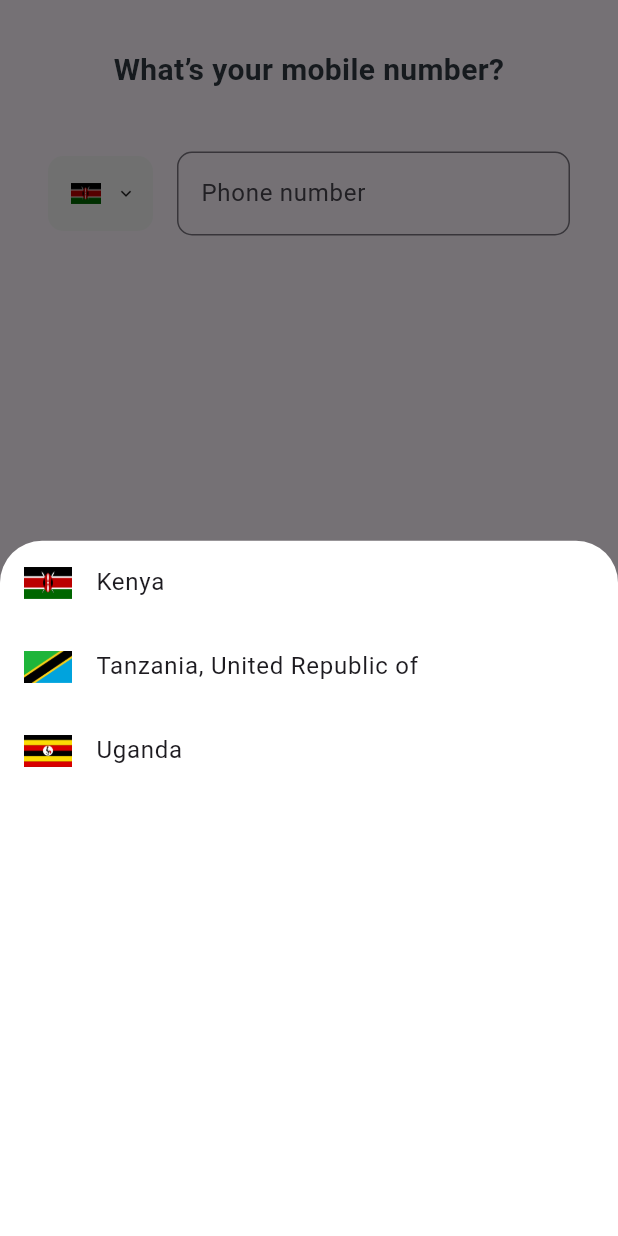
After one commit to bree254/customer_hailing_app, a Flutter app: the EmailPhoneNumberScreen screen opened by its route, after a tap on the "keyboard arrow down" icon, on a phone screen of 412 x 824 dp. The commit adds this screen. Run offline on Flutter 3.47's test engine with Material 3 defaults, Android fonts, the phone set to English and light mode, and no system bars; our stand-ins replace connectivity_plus, dio, firebase_core, get, google_sign_in, pin_code_fields and 1 more; accounts and stored records are empty; Roboto replaces fonts that are missing (br_omny_regular).

Commit message:
created the email sign up and sign up with phone number screens and added the routes to the routes page

```diff
--- /dev/null
+++ b/lib/presentation/auth/email/enter_your_number.dart
@@ -0,0 +1,99 @@
+import 'package:customer_hailing/components/phone_field/custom_phone_input.dart';
+import 'package:customer_hailing/core/utils/colors.dart';
+import 'package:flutter/material.dart';
+import '../../../core/app_export.dart';
+class EmailPhoneNumberScreen extends StatefulWidget {
+  const EmailPhoneNumberScreen({super.key});
+
+  @override
+  State<EmailPhoneNumberScreen> createState() => _EmailPhoneNumberScreenState();
+}
+
+class _EmailPhoneNumberScreenState extends State<EmailPhoneNumberScreen> {
+  String? errorMessage;
+  InputBorder? inputBorder;
+
+  TextEditingController phoneController =TextEditingController();
+
+  @override
+  Widget build(BuildContext context) {
+    return Scaffold(
+      body: Padding(
+        padding: EdgeInsets.fromLTRB(16, 32, 16, 0),
+        child: Column(
+          children: [
+            Text(
+              "What’s your mobile number?",
+              textAlign: TextAlign.center,
+              style: TextStyle(
+                color: blackTextColor,
+                fontFamily: 'br_omny_regular',
+                fontWeight: FontWeight.w600,
+                fontSize: 20,
+              ),
+            ),
+            SizedBox(height: 40),
+            CustomPhoneInput(
+              controller: phoneController,
+              onInputChanged: (value) {
+                String? newErrorMessage;
+                InputBorder newInputBorder;
+
+                if (value.length == 9) {
+                  newErrorMessage = null;
+                  newInputBorder = OutlineInputBorder(
+                    borderRadius: BorderRadius.circular(10.h),
+                    borderSide: BorderSide(color: appTheme.colorPrimary),
+                  );
+                } else {
+                  newErrorMessage = 'Incomplete number';
+                  newInputBorder = OutlineInputBorder(
+                    borderRadius: BorderRadius.circular(10.h),
+                    borderSide: BorderSide(color: appTheme.inputError),
+                  );
+                }
+                setState(() {
+                  errorMessage = newErrorMessage;
+                  inputBorder = newInputBorder;
+                });
+              },
+              inputBorder: inputBorder,
+              errorMessage: errorMessage,
+            ),
+            Spacer(),
+            Padding(
+              padding: EdgeInsets.zero,
+              child: CustomElevatedButton(
+                text: 'Continue',
+                onPressed: (){},
+                buttonTextStyle: const TextStyle(
+                  color: whiteTextColor,
+                  fontFamily: 'br_omny_regular',
+                  fontWeight: FontWeight.w600,
+                  fontSize: 12,
+                ),
+                buttonStyle: ElevatedButton.styleFrom(
+                  backgroundColor: primaryColor,
+                  shape: RoundedRectangleBorder(
+                    borderRadius: BorderRadius.circular(10.0),
+                  ),
+                ),
+              ),
+            ),
+            const SizedBox(height: 24,),
+            const Text(
+              "Back",
+              style: TextStyle(
+                color: primaryColor,
+                fontFamily: 'br_omny_regular',
+                fontWeight: FontWeight.w600,
+                fontSize: 12,
+              ),
+            ),
+
+          ],
+        ),
+      ),
+    );
+  }
+}
--- a/lib/routes/routes.dart
+++ b/lib/routes/routes.dart
@@ -1,4 +1,5 @@
 import 'package:customer_hailing/presentation/auth/email/email_sign-in_up_screen.dart';
+import 'package:customer_hailing/presentation/auth/email/enter_your_number.dart';
 import 'package:customer_hailing/presentation/auth/google/google_sign_in_up_screen.dart';
 import 'package:customer_hailing/presentation/auth/phone_number/login_or_signup_screen.dart';
 import 'package:customer_hailing/core/app_export.dart';
@@ -12,6 +13,7 @@ class AppRoutes {
   static const String verification ="/verification";
   static const String googleSignOn ="/google_sign_on";
   static const String emailSignOn ="/email_sign_on";
+  static const String emailPhoneNumber = "/email_phone_no";
 
   static List<GetPage> pages = [
     GetPage(
@@ -35,5 +37,9 @@ class AppRoutes {
         name: emailSignOn,
         page: ()=> EmailSignInUpScreen(),
     ),
+    GetPage(
+        name: emailPhoneNumber,
+        page: ()=> EmailPhoneNumberScreen(),
+    )
   ];
 }
```
Also changed, not shown: lib/main.dart (+17 -1 lines), lib/presentation/auth/email/email_sign-in_up_screen.dart (+120 -1 lines), lib/presentation/auth/google/google_sign_in_up_screen.dart (+5 -14 lines), 2 other files.
